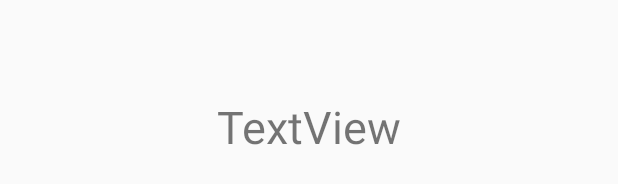
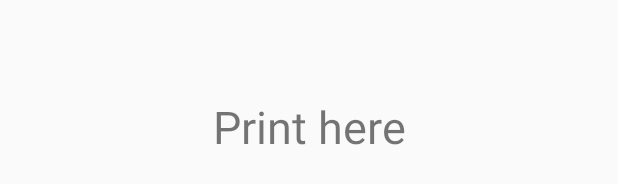
Before and after one commit to mehulparmar4ever/DemoSQLiteAndroid, an Android app: the layout activity_main.xml on its own in the app's theme, with its tools: preview values and no code run, on a phone screen of 412 x 824 dp. Shown: the part 637-821 px from the top of the screen. Run offline under Robolectric (Android 15) with nearby library versions, the phone set to English and light mode, and no system bars.

Commit message:
- Changes the label text to "Print here"

```diff
--- a/app/src/main/res/layout/activity_main.xml
+++ b/app/src/main/res/layout/activity_main.xml
@@ -46,7 +46,7 @@
         android:layout_height="wrap_content"
         android:layout_marginBottom="8dp"
         android:layout_marginTop="8dp"
-        android:text="TextView"
+        android:text="Print here"
         android:textSize="30sp"
         app:layout_constraintBottom_toBottomOf="parent"
         app:layout_constraintLeft_toLeftOf="parent"
```
